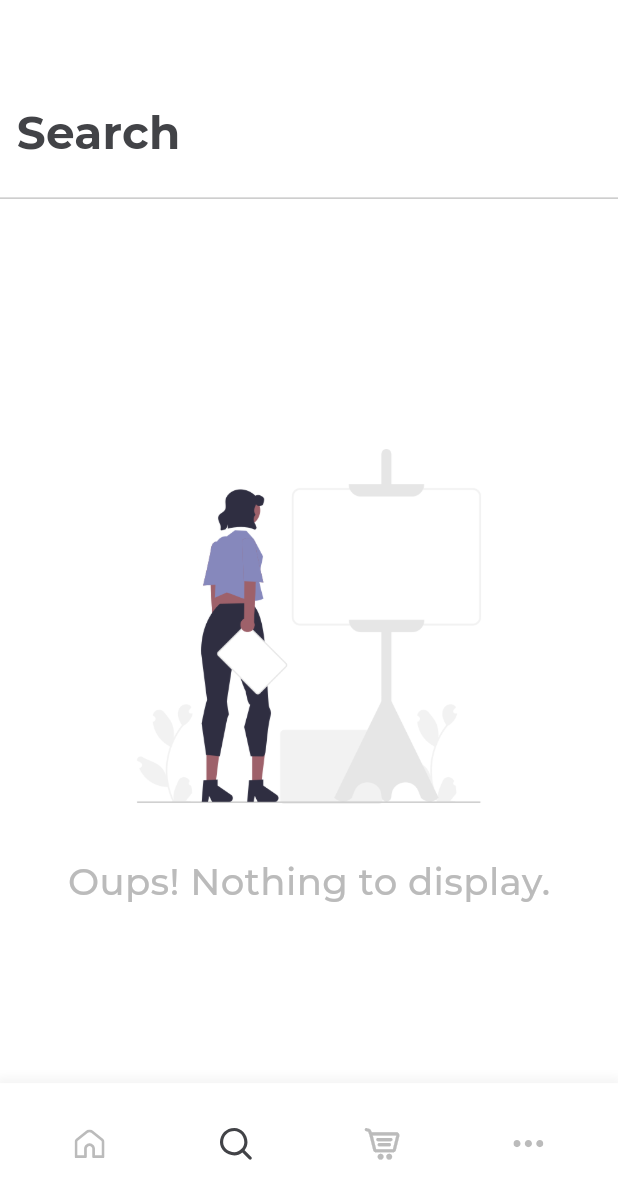
After one commit to TomaMata21/credit_card_ui_flutter_app, a Flutter app: the screen it shows after launch, item 2 of the bottom bar chosen, on a phone screen of 412 x 824 dp. The commit adds this screen. Shown: the top 1199 px of the screen. Run offline on Flutter 3.47's test engine with Material 2 defaults, Android fonts, the phone set to English and light mode, and no system bars; our stand-ins replace flutter_svg, gap, sizer, smooth_page_indicator; project files that could hold a hidden picture were left out.

Commit message:
complete all screens

```diff
--- /dev/null
+++ b/lib/screens/common/appbar/custom_app_bar_with_title.dart
@@ -0,0 +1,47 @@
+import 'package:flutter/material.dart';
+import 'package:gap/gap.dart';
+import 'package:sizer/sizer.dart';
+
+import '../../../utils/theme/app_style.dart';
+
+class CustomAppBarWithTitle extends StatelessWidget
+    implements PreferredSizeWidget {
+  const CustomAppBarWithTitle({super.key, required this.label});
+
+  final String label;
+
+  @override
+  Widget build(BuildContext context) {
+    return Container(
+      decoration: BoxDecoration(
+        color: $styles.colors.white,
+      ),
+      padding: EdgeInsets.symmetric(
+        vertical: $styles.insets.xxs,
+      ),
+      child: Column(
+        crossAxisAlignment: CrossAxisAlignment.start,
+        children: [
+          const Spacer(),
+          Padding(
+            padding: EdgeInsets.symmetric(
+              horizontal: $styles.insets.xs,
+            ),
+            child: Text(
+              label,
+              style: $styles.text.headlineSmall,
+            ),
+          ),
+          Gap($styles.insets.s),
+          Divider(
+            color: $styles.colors.grey,
+            thickness: 0.8,
+          ),
+        ],
+      ),
+    );
+  }
+
+  @override
+  Size get preferredSize => Size(100.w, 18.h);
+}
--- a/lib/screens/home/home_screen.dart
+++ b/lib/screens/home/home_screen.dart
@@ -3,6 +3,8 @@ import 'package:flutter/material.dart';
 import '../../utils/theme/app_style.dart';
 import '../cart/cart_screen.dart';
 import '../common/others/custom_bottom_navigation.dart';
+import '../profile/profile_screen.dart';
+import '../search/search_screen.dart';
 import 'home_page.dart';
 
 class HomeScreen extends StatefulWidget {
@@ -17,9 +19,9 @@ class _HomeScreenState extends State<HomeScreen> {
 
   final screens = [
     const HomePage(),
-    const HomePage(),
+    const SearchScreen(),
     const CartScreen(),
-    const HomePage(),
+    const ProfileScreen(),
   ];
 
   void onTapItem(int index) {
--- /dev/null
+++ b/lib/screens/profile/profile_screen.dart
@@ -0,0 +1,36 @@
+import 'package:flutter/material.dart';
+import 'package:sizer/sizer.dart';
+
+import '../../utils/constants/assets.dart';
+import '../../utils/constants/local_string.dart';
+import '../../utils/theme/app_style.dart';
+import '../common/appbar/custom_app_bar_with_title.dart';
+
+class ProfileScreen extends StatelessWidget {
+  const ProfileScreen({super.key});
+
+  @override
+  Widget build(BuildContext context) {
+    return Scaffold(
+      backgroundColor: $styles.colors.white,
+      appBar: const CustomAppBarWithTitle(
+        label: LocalString.profile,
+      ),
+      body: Column(
+        mainAxisAlignment: MainAxisAlignment.center,
+        crossAxisAlignment: CrossAxisAlignment.center,
+        children: [
+          Center(
+            child: Image.asset(Assets.data, width: 80.w),
+          ),
+          Text(
+            LocalString.noDataMessage,
+            style: $styles.text.bodyLarge.copyWith(
+              color: $styles.colors.grey,
+            ),
+          ),
+        ],
+      ),
+    );
+  }
+}
--- /dev/null
+++ b/lib/screens/search/search_screen.dart
@@ -0,0 +1,36 @@
+import 'package:flutter/material.dart';
+import 'package:sizer/sizer.dart';
+
+import '../../utils/constants/assets.dart';
+import '../../utils/constants/local_string.dart';
+import '../../utils/theme/app_style.dart';
+import '../common/appbar/custom_app_bar_with_title.dart';
+
+class SearchScreen extends StatelessWidget {
+  const SearchScreen({super.key});
+
+  @override
+  Widget build(BuildContext context) {
+    return Scaffold(
+      backgroundColor: $styles.colors.white,
+      appBar: const CustomAppBarWithTitle(
+        label: LocalString.search,
+      ),
+      body: Column(
+        mainAxisAlignment: MainAxisAlignment.center,
+        crossAxisAlignment: CrossAxisAlignment.center,
+        children: [
+          Center(
+            child: Image.asset(Assets.blank, width: 80.w),
+          ),
+          Text(
+            LocalString.noDataMessage,
+            style: $styles.text.bodyLarge.copyWith(
+              color: $styles.colors.grey,
+            ),
+          ),
+        ],
+      ),
+    );
+  }
+}
--- a/lib/utils/constants/assets.dart
+++ b/lib/utils/constants/assets.dart
@@ -12,4 +12,6 @@ class Assets {
   static const String toteBag = "assets/images/totebag.png";
   static const String visa = "assets/images/visa.svg";
   static const String confetti = "assets/images/confetti.png";
+  static const String blank = "assets/images/blank.png";
+  static const String data = "assets/images/data.png";
 }
--- a/lib/utils/constants/local_string.dart
+++ b/lib/utils/constants/local_string.dart
@@ -36,4 +36,7 @@ class LocalString {
   static const String orderedItems = "Ordered Items";
   static const String continueShopping = "Continue Shopping";
   static const String orderedDetails = "Order Details";
+  static const String search = "Search";
+  static const String profile = "Profile";
+  static const String noDataMessage = "Oups! Nothing to display.";
 }
```
Also changed, not shown: assets/images/blank.png (added), assets/images/data.png (added).
